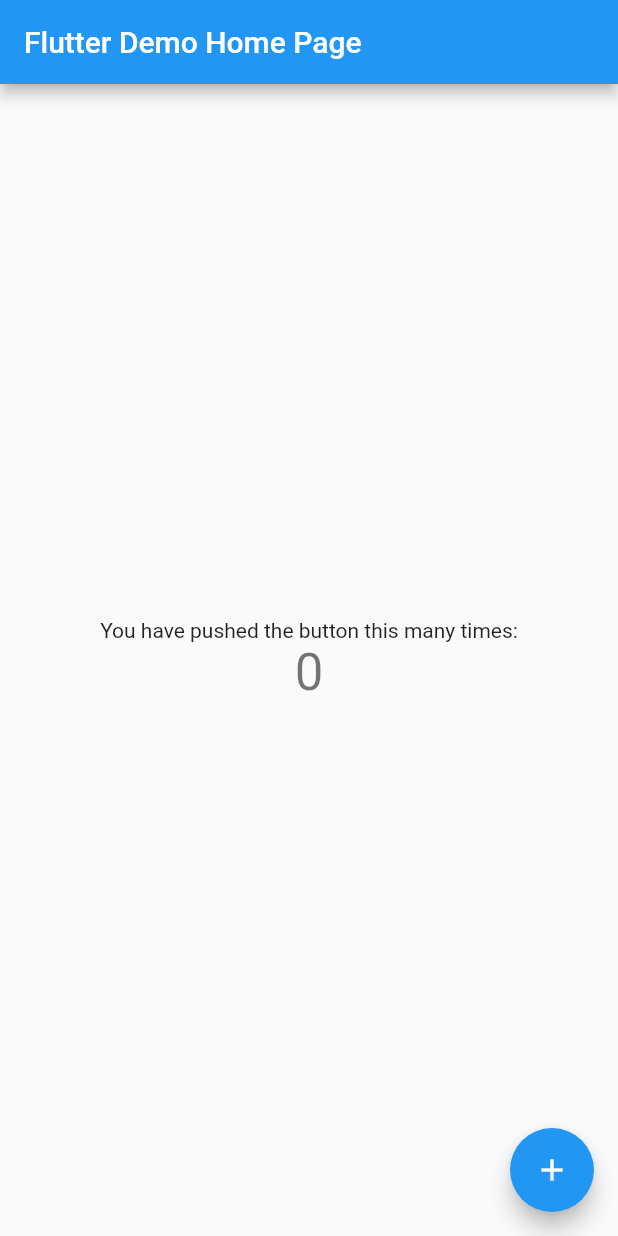
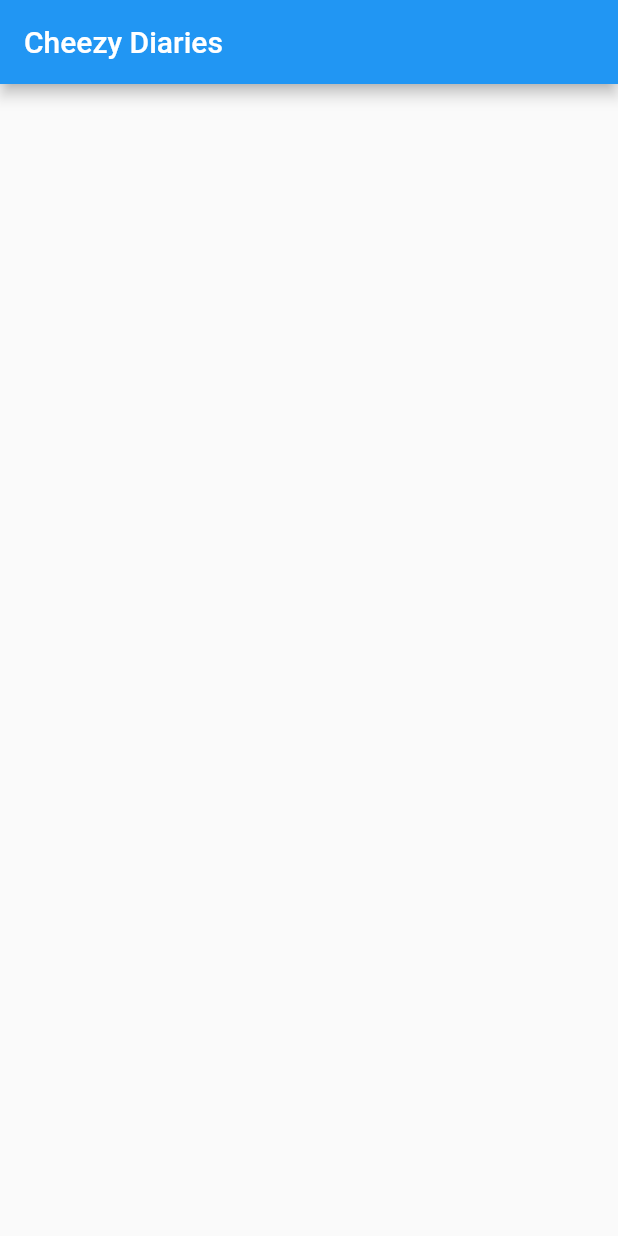
Before and after one commit to SLKarandawela/cheezyDiaries_v1, a Flutter app: the screen it shows after launch, on a phone screen of 412 x 824 dp. Run offline on Flutter 3.47's test engine with Material 2 defaults, Android fonts, the phone set to English and light mode, and no system bars.

Commit message:
Screen designs on progress

```diff
--- a/lib/main.dart
+++ b/lib/main.dart
@@ -1,5 +1,5 @@
+import 'package:cheezy_diaries/screens/home_page.dart';
 import 'package:flutter/material.dart';
-
 void main() {
   runApp(const MyApp());
 }
@@ -7,109 +7,12 @@
 class MyApp extends StatelessWidget {
   const MyApp({super.key});
 
-  // This widget is the root of your application.
   @override
   Widget build(BuildContext context) {
-    return MaterialApp(
-      title: 'Flutter Demo',
-      theme: ThemeData(
-        // This is the theme of your application.
-        //
-        // Try running your application with "flutter run". You'll see the
-        // application has a blue toolbar. Then, without quitting the app, try
-        // changing the primarySwatch below to Colors.green and then invoke
-        // "hot reload" (press "r" in the console where you ran "flutter run",
-        // or simply save your changes to "hot reload" in a Flutter IDE).
-        // Notice that the counter didn't reset back to zero; the application
-        // is not restarted.
-        primarySwatch: Colors.blue,
-      ),
-      home: const MyHomePage(title: 'Flutter Demo Home Page'),
+    return const MaterialApp(
+      debugShowCheckedModeBanner: false,
+      home: HomePage(),
+
     );
   }
 }
-
-class MyHomePage extends StatefulWidget {
-  const MyHomePage({super.key, required this.title});
-
-  // This widget is the home page of your application. It is stateful, meaning
-  // that it has a State object (defined below) that contains fields that affect
-  // how it looks.
-
-  // This class is the configuration for the state. It holds the values (in this
-  // case the title) provided by the parent (in this case the App widget) and
-  // used by the build method of the State. Fields in a Widget subclass are
-  // always marked "final".
-
-  final String title;
-
-  @override
-  State<MyHomePage> createState() => _MyHomePageState();
-}
-
-class _MyHomePageState extends State<MyHomePage> {
-  int _counter = 0;
-
-  void _incrementCounter() {
-    setState(() {
-      // This call to setState tells the Flutter framework that something has
-      // changed in this State, which causes it to rerun the build method below
-      // so that the display can reflect the updated values. If we changed
-      // _counter without calling setState(), then the build method would not be
-      // called again, and so nothing would appear to happen.
-      _counter++;
-    });
-  }
-
-  @override
-  Widget build(BuildContext context) {
-    // This method is rerun every time setState is called, for instance as done
-    // by the _incrementCounter method above.
-    //
-    // The Flutter framework has been optimized to make rerunning build methods
-    // fast, so that you can just rebuild anything that needs updating rather
-    // than having to individually change instances of widgets.
-    return Scaffold(
-      appBar: AppBar(
-        // Here we take the value from the MyHomePage object that was created by
-        // the App.build method, and use it to set our appbar title.
-        title: Text(widget.title),
-      ),
-      body: Center(
-        // Center is a layout widget. It takes a single child and positions it
-        // in the middle of the parent.
-        child: Column(
-          // Column is also a layout widget. It takes a list of children and
-          // arranges them vertically. By default, it sizes itself to fit its
-          // children horizontally, and tries to be as tall as its parent.
-          //
-          // Invoke "debug painting" (press "p" in the console, choose the
-          // "Toggle Debug Paint" action from the Flutter Inspector in Android
-          // Studio, or the "Toggle Debug Paint" command in Visual Studio Code)
-          // to see the wireframe for each widget.
-          //
-          // Column has various properties to control how it sizes itself and
-          // how it positions its children. Here we use mainAxisAlignment to
-          // center the children vertically; the main axis here is the vertical
-          // axis because Columns are vertical (the cross axis would be
-          // horizontal).
-          mainAxisAlignment: MainAxisAlignment.center,
-          children: <Widget>[
-            const Text(
-              'You have pushed the button this many times:',
-            ),
-            Text(
-              '$_counter',
-              style: Theme.of(context).textTheme.headlineMedium,
-            ),
-          ],
-        ),
-      ),
-      floatingActionButton: FloatingActionButton(
-        onPressed: _incrementCounter,
-        tooltip: 'Increment',
-        child: const Icon(Icons.add),
-      ), // This trailing comma makes auto-formatting nicer for build methods.
-    );
-  }
-}
--- /dev/null
+++ b/lib/model/journal/my_journal.dart
@@ -0,0 +1,7 @@
+class Journal {
+  final String journalName;
+
+  Journal({
+    required this.journalName
+  })
+}
--- /dev/null
+++ b/lib/model/recipies/ingrediants.dart
@@ -0,0 +1,3 @@
+// class Ingrediants{
+
+// }
--- /dev/null
+++ b/lib/model/recipies/recipie.dart
@@ -0,0 +1,5 @@
+// class Recipies {
+//   final String recipieName;
+//   final String recipieDescription;
+
+// }
--- /dev/null
+++ b/lib/screens/home_page.dart
@@ -0,0 +1,17 @@
+import 'package:flutter/material.dart';
+
+class HomePage extends StatefulWidget {
+  const HomePage({super.key});
+
+  @override
+  State<HomePage> createState() => _HomePageState();
+}
+
+class _HomePageState extends State<HomePage> {
+  @override
+  Widget build(BuildContext context) {
+    return Scaffold(
+      appBar: AppBar(title: Text('Cheezy Diaries')),
+    );
+  }
+}
```
Also changed, not shown: 3 other files.
